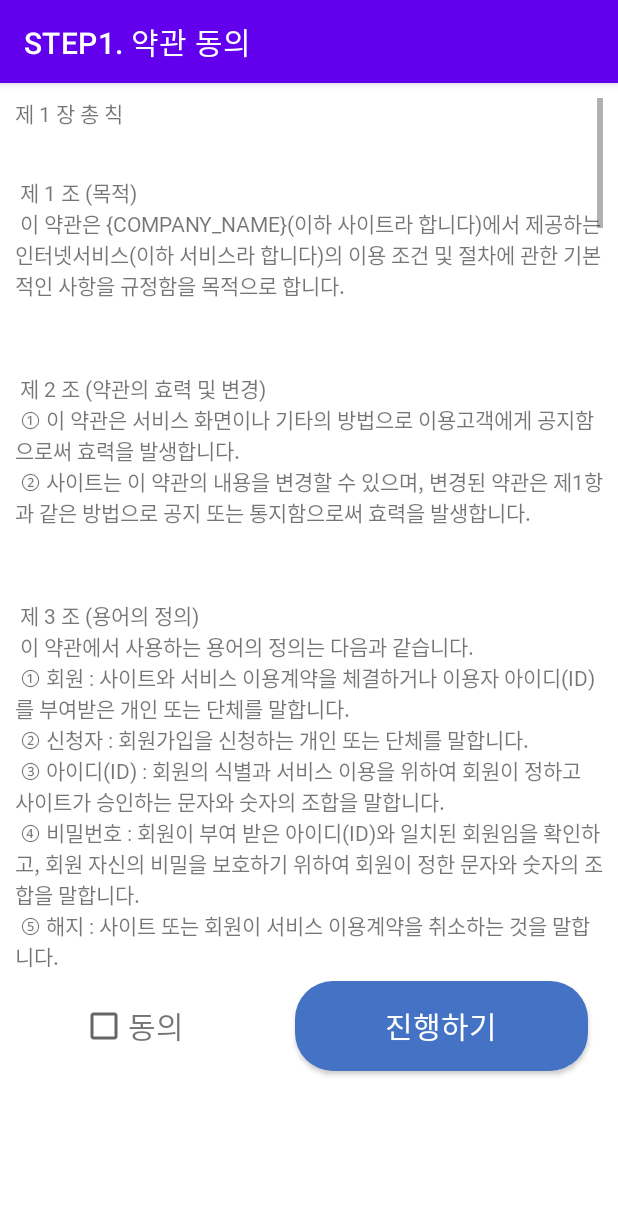
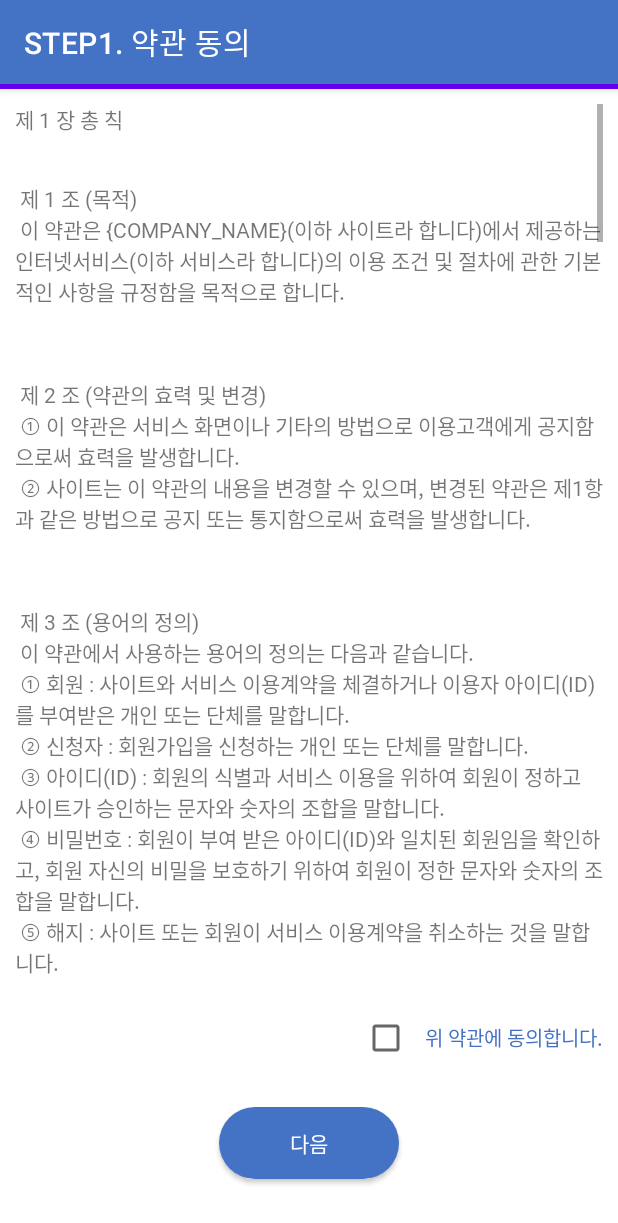
Before and after one commit to jangwonyoon/smart_laundryApp_android, an Android app: the user_signup1 screen opened directly, with no data from a screen before it, on a phone screen of 412 x 824 dp. Shown: the top 1223 px of the screen. Run offline under Robolectric (Android 15) with nearby library versions, the light colour scheme and no system bars.

Commit message:
signup1 ui btn, topbar, layout modify

```diff
--- a/user/app/src/main/res/layout/activity_user_signup1.xml
+++ b/user/app/src/main/res/layout/activity_user_signup1.xml
@@ -7,21 +7,21 @@
     android:orientation="vertical"
     android:weightSum="1"
     tools:context=".user_signup1"
-    android:background="@color/white"
     >
 
     <com.google.android.material.appbar.AppBarLayout
         android:layout_width="match_parent"
         android:layout_height="0dp"
-        android:layout_weight="0.07">
+        android:layout_weight="0.08">
 
         <com.google.android.material.appbar.MaterialToolbar
             android:id="@+id/topAppBar1"
-            style="@style/Widget.MaterialComponents.Toolbar.Primary"
             android:layout_width="match_parent"
             android:layout_height="?attr/actionBarSize"
             app:title="STEP1. 약관 동의"
-            app:titleTextColor="@color/white" />
+            app:titleTextColor="@color/white"
+            android:background="@color/blue"
+            />
     </com.google.android.material.appbar.AppBarLayout>
 
 
@@ -80,7 +80,7 @@
     <ScrollView
         android:layout_width="match_parent"
         android:layout_height="0dp"
-        android:layout_weight="0.73"
+        android:layout_weight="0.8"
         android:id="@+id/layout2_2"
         android:layout_below="@+id/layout2_1"
         android:layout_marginLeft="10dp"
@@ -96,6 +96,7 @@
             <TextView
                 android:layout_width="match_parent"
                 android:layout_height="match_parent"
+                android:fontFamily="@font/nanum_gothic_regular"
                 android:text="제 1 장 총 칙\n\n\n
 제 1 조 (목적)\n
 이 약관은 {COMPANY_NAME}(이하 사이트라 합니다)에서 제공하는 인터넷서비스(이하 서비스라 합니다)의 이용 조건 및 절차에 관한 기본적인 사항을 규정함을 목적으로 합니다.\n
@@ -242,13 +243,9 @@
 \n
 \n
 \n
-(시행일) 이 약관은 2020년 11월부터 시행합니다."
-                android:fontFamily="@font/medium">
-
+(시행일) 이 약관은 2020년 11월부터 시행합니다.">
             </TextView>
-
         </LinearLayout>
-
     </ScrollView>
 
     <LinearLayout
@@ -256,75 +253,54 @@
         android:layout_height="0dp"
         android:id="@+id/layout2_3"
         android:layout_below="@+id/layout2_2"
-        android:layout_weight="0.1"
+        android:layout_weight="0.07"
         android:weightSum="1"
         android:orientation="horizontal"
         android:layout_marginBottom="20dp">
 
         <LinearLayout
-            android:layout_width="wrap_content"
+            android:layout_width="match_parent"
             android:layout_height="wrap_content"
-            android:layout_weight="0.5"
-            android:gravity="center"
-            android:layout_gravity="center">
-
+            android:gravity="right"
+            >
             <CheckBox
-
                 android:layout_width="wrap_content"
                 android:layout_height="wrap_content"
                 android:id="@+id/layouy2_c1"
-                android:gravity="center"
+                android:layout_marginTop="10dp"
                 >
-
             </CheckBox>
-
             <TextView
-
                 android:layout_width="wrap_content"
                 android:layout_height="wrap_content"
-                android:text="동의"
-                android:textSize="20dp"
-                android:gravity="center"
-                android:fontFamily="@font/medium"
+                android:text="위 약관에 동의합니다."
+                android:textSize="13dp"
+                android:fontFamily="@font/nanum_gothic_bold"
+                android:layout_margin="10dp"
+                android:textColor="@color/blue"
                 >
-
             </TextView>
         </LinearLayout>
+    </LinearLayout>
 
-
+    <LinearLayout
+        android:layout_width="match_parent"
+        android:layout_height="wrap_content"
+        android:layout_weight="0.05"
+        android:gravity="center|top"
+        >
         <Button
-            android:layout_weight="0.5"
-            android:layout_width="wrap_content"
-            android:layout_height="60dp"
             android:id="@+id/layout2_b2"
-            android:layout_gravity="center"
-            android:text="진행하기"
-            android:textSize="20dp"
-            android:layout_margin="20dp"
+            android:layout_width="120dp"
+            android:layout_height="wrap_content"
+            android:text="다음"
             android:background="@drawable/buttonshape"
             android:textColor="@color/white"
-            android:fontFamily="@font/medium">
-
-        </Button>
-
+            android:fontFamily="@font/nanum_gothic_bold"
+            />
 
     </LinearLayout>
 
-    <!--<ScrollView
-        android:layout_width="match_parent"
-        android:layout_height="wrap_content"
-        android:layout_below="@+id/layout2_1"
-        android:fillViewport="true"
-
-        >
-        <TextView
-            android:layout_width="match_parent"
-            android:layout_height="wrap_content"
-            android:text="안녕"
-            >
-
-        </TextView>
-    </ScrollView>-->
 
 
 
```
Also changed, not shown: 5 other files.
